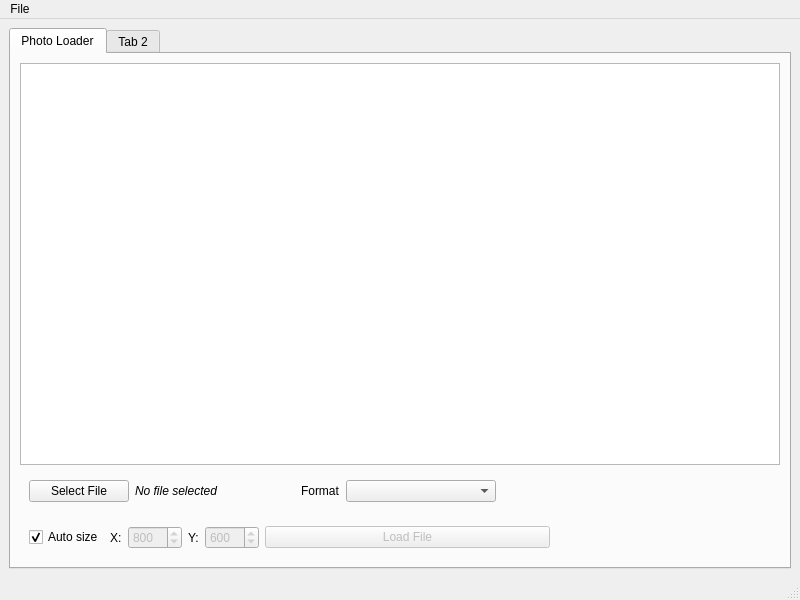
First picture: the form in qtobjectdetector.ui, repository feugen/QtObjectDetector, before the edit.
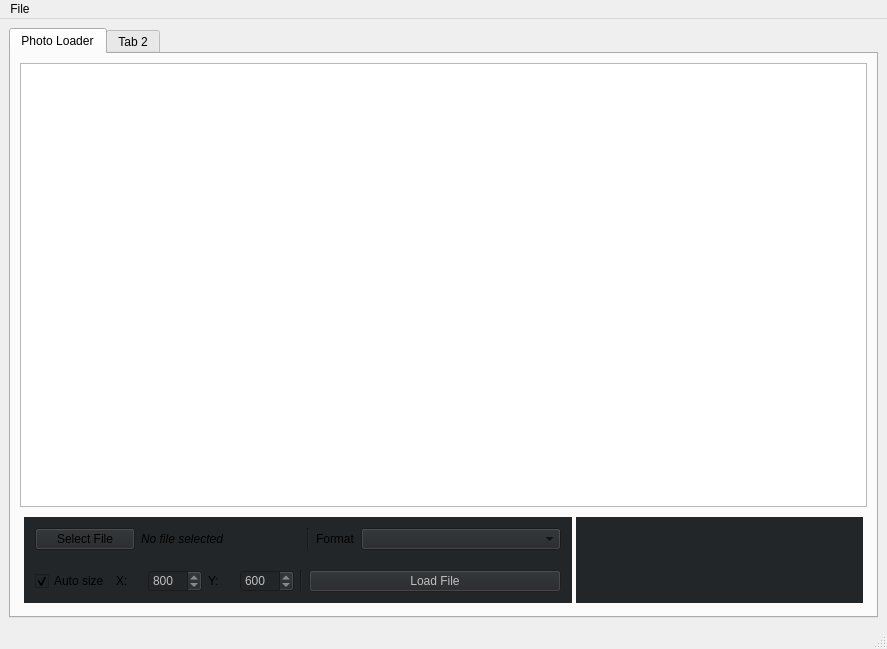
Second picture: the form after the edit.

Commit message: Photo loader design changes

Diff of the .ui file:
```diff
--- a/qtobjectdetector.ui
+++ b/qtobjectdetector.ui
@@ -6,8 +6,8 @@
    <rect>
     <x>0</x>
     <y>0</y>
-    <width>800</width>
-    <height>600</height>
+    <width>887</width>
+    <height>649</height>
    </rect>
   </property>
   <property name="windowTitle">
@@ -27,7 +27,199 @@
           <string>Photo Loader</string>
          </attribute>
          <layout class="QGridLayout" name="gridLayout_3">
-          <item row="2" column="0">
+          <item row="1" column="0">
+           <widget class="QWidget" name="widget" native="true">
+            <layout class="QGridLayout" name="gridLayout_5">
+             <property name="leftMargin">
+              <number>4</number>
+             </property>
+             <property name="topMargin">
+              <number>4</number>
+             </property>
+             <property name="rightMargin">
+              <number>4</number>
+             </property>
+             <property name="bottomMargin">
+              <number>4</number>
+             </property>
+             <property name="spacing">
+              <number>4</number>
+             </property>
+             <item row="0" column="1">
+              <widget class="QWidget" name="widget_6" native="true">
+               <property name="styleSheet">
+                <string notr="true">background-color: rgb(35, 38, 41);</string>
+               </property>
+               <layout class="QVBoxLayout" name="verticalLayout_2">
+                <property name="spacing">
+                 <number>2</number>
+                </property>
+                <property name="leftMargin">
+                 <number>2</number>
+                </property>
+                <property name="topMargin">
+                 <number>2</number>
+                </property>
+                <property name="rightMargin">
+                 <number>2</number>
+                </property>
+                <property name="bottomMargin">
+                 <number>2</number>
+                </property>
+                <item>
+                 <widget class="QWidget" name="widget_7" native="true">
+                  <layout class="QHBoxLayout" name="horizontalLayout_3">
+                   <item>
+                    <spacer name="horizontalSpacer_3">
+                     <property name="orientation">
+                      <enum>Qt::Horizontal</enum>
+                     </property>
+                     <property name="sizeHint" stdset="0">
+                      <size>
+                       <width>274</width>
+                       <height>20</height>
+                      </size>
+                     </property>
+                    </spacer>
+                   </item>
+                  </layout>
+                 </widget>
+                </item>
+                <item>
+                 <widget class="QWidget" name="widget_8" native="true">
+                  <layout class="QHBoxLayout" name="horizontalLayout_4">
+                   <item>
+                    <spacer name="horizontalSpacer_4">
+                     <property name="orientation">
+                      <enum>Qt::Horizontal</enum>
+                     </property>
+                     <property name="sizeHint" stdset="0">
+                      <size>
+                       <width>274</width>
+                       <height>20</height>
+                      </size>
+                     </property>
+                    </spacer>
+                   </item>
+                  </layout>
+                 </widget>
+                </item>
+               </layout>
+              </widget>
+             </item>
+             <item row="0" column="0">
+              <widget class="QWidget" name="widget_5" native="true">
+               <property name="sizePolicy">
+                <sizepolicy hsizetype="Minimum" vsizetype="Minimum">
+                 <horstretch>0</horstretch>
+                 <verstretch>0</verstretch>
+                </sizepolicy>
+               </property>
+               <property name="styleSheet">
+                <string notr="true">background-color: rgb(35, 38, 41);</string>
+               </property>
+               <layout class="QVBoxLayout" name="verticalLayout">
+                <property name="spacing">
+                 <number>2</number>
+                </property>
+                <property name="leftMargin">
+                 <number>2</number>
+                </property>
+                <property name="topMargin">
+                 <number>2</number>
+                </property>
+                <property name="rightMargin">
+                 <number>2</number>
+                </property>
+                <property name="bottomMargin">
+                 <number>2</number>
+                </property>
+                <item>
+                 <widget class="QWidget" name="widget_2" native="true">
+                  <layout class="QHBoxLayout" name="horizontalLayout">
+                   <item>
+                    <widget class="QPushButton" name="selectFileButton">
+                     <property name="sizePolicy">
+                      <sizepolicy hsizetype="Minimum" vsizetype="Fixed">
+                       <horstretch>0</horstretch>
+                       <verstretch>0</verstretch>
+                      </sizepolicy>
+                     </property>
+                     <property name="minimumSize">
+                      <size>
+                       <width>100</width>
+                       <height>0</height>
+                      </size>
+                     </property>
+                     <property name="text">
+                      <string>Select File</string>
+                     </property>
+                    </widget>
+                   </item>
+                   <item>
+                    <widget class="QLabel" name="fileNameLabel">
+                     <property name="sizePolicy">
+                      <sizepolicy hsizetype="Minimum" vsizetype="Preferred">
+                       <horstretch>0</horstretch>
+                       <verstretch>0</verstretch>
+                      </sizepolicy>
+                     </property>
+                     <property name="minimumSize">
+                      <size>
+                       <width>160</width>
+                       <height>0</height>
+                      </size>
+                     </property>
+                     <property name="maximumSize">
+                      <size>
+                       <width>160</width>
+                       <height>16777215</height>
+                      </size>
+                     </property>
+                     <property name="font">
+                      <font>
+                       <italic>true</italic>
+                      </font>
+                     </property>
+                     <property name="text">
+                      <string>No file selected</string>
+                     </property>
+                    </widget>
+                   </item>
+                   <item>
+                    <widget class="Line" name="line">
+                     <property name="orientation">
+                      <enum>Qt::Vertical</enum>
+                     </property>
+                    </widget>
+                   </item>
+                   <item>
+                    <widget class="QLabel" name="label_2">
+                     <property name="text">
+                      <string>Format</string>
+                     </property>
+                    </widget>
+                   </item>
+                   <item>
+                    <widget class="QComboBox" name="formatListComboBox">
+                     <property name="sizePolicy">
+                      <sizepolicy hsizetype="Minimum" vsizetype="Fixed">
+                       <horstretch>0</horstretch>
+                       <verstretch>0</verstretch>
+                      </sizepolicy>
+                     </property>
+                     <property name="minimumSize">
+                      <size>
+                       <width>200</width>
+                       <height>0</height>
+                      </size>
+                     </property>
+                    </widget>
+                   </item>
+                  </layout>
+                 </widget>
+                </item>
+                <item>
            <widget class="QWidget" name="widget_4" native="true">
             <layout class="QHBoxLayout" name="horizontalLayout_2">
              <item>
@@ -92,6 +284,13 @@
                </property>
               </widget>
              </item>
+                   <item>
+                    <widget class="Line" name="line_2">
+                     <property name="orientation">
+                      <enum>Qt::Vertical</enum>
+                     </property>
+                    </widget>
+                   </item>
              <item>
               <widget class="QPushButton" name="loadFilePushButton">
                <property name="enabled">
@@ -105,7 +304,7 @@
                </property>
                <property name="minimumSize">
                 <size>
-                 <width>285</width>
+                       <width>252</width>
                  <height>0</height>
                 </size>
                </property>
@@ -114,18 +313,11 @@
                </property>
               </widget>
              </item>
-             <item>
-              <spacer name="horizontalSpacer_2">
-               <property name="orientation">
-                <enum>Qt::Horizontal</enum>
-               </property>
-               <property name="sizeHint" stdset="0">
-                <size>
-                 <width>40</width>
-                 <height>20</height>
-                </size>
-               </property>
-              </spacer>
+                  </layout>
+                 </widget>
+                </item>
+               </layout>
+              </widget>
              </item>
             </layout>
            </widget>
@@ -139,97 +331,6 @@
             </property>
            </widget>
           </item>
-          <item row="1" column="0">
-           <widget class="QWidget" name="widget_2" native="true">
-            <layout class="QHBoxLayout" name="horizontalLayout">
-             <item>
-              <widget class="QPushButton" name="selectFileButton">
-               <property name="sizePolicy">
-                <sizepolicy hsizetype="Minimum" vsizetype="Fixed">
-                 <horstretch>0</horstretch>
-                 <verstretch>0</verstretch>
-                </sizepolicy>
-               </property>
-               <property name="minimumSize">
-                <size>
-                 <width>100</width>
-                 <height>0</height>
-                </size>
-               </property>
-               <property name="text">
-                <string>Select File</string>
-               </property>
-              </widget>
-             </item>
-             <item>
-              <widget class="QLabel" name="fileNameLabel">
-               <property name="sizePolicy">
-                <sizepolicy hsizetype="Minimum" vsizetype="Preferred">
-                 <horstretch>0</horstretch>
-                 <verstretch>0</verstretch>
-                </sizepolicy>
-               </property>
-               <property name="minimumSize">
-                <size>
-                 <width>160</width>
-                 <height>0</height>
-                </size>
-               </property>
-               <property name="maximumSize">
-                <size>
-                 <width>160</width>
-                 <height>16777215</height>
-                </size>
-               </property>
-               <property name="font">
-                <font>
-                 <italic>true</italic>
-                </font>
-               </property>
-               <property name="text">
-                <string>No file selected</string>
-               </property>
-              </widget>
-             </item>
-             <item>
-              <widget class="QLabel" name="label_2">
-               <property name="text">
-                <string>Format</string>
-               </property>
-              </widget>
-             </item>
-             <item>
-              <widget class="QComboBox" name="formatListComboBox">
-               <property name="sizePolicy">
-                <sizepolicy hsizetype="Minimum" vsizetype="Fixed">
-                 <horstretch>0</horstretch>
-                 <verstretch>0</verstretch>
-                </sizepolicy>
-               </property>
-               <property name="minimumSize">
-                <size>
-                 <width>150</width>
-                 <height>0</height>
-                </size>
-               </property>
-              </widget>
-             </item>
-             <item>
-              <spacer name="horizontalSpacer">
-               <property name="orientation">
-                <enum>Qt::Horizontal</enum>
-               </property>
-               <property name="sizeHint" stdset="0">
-                <size>
-                 <width>40</width>
-                 <height>20</height>
-                </size>
-               </property>
-              </spacer>
-             </item>
-            </layout>
-           </widget>
-          </item>
          </layout>
         </widget>
         <widget class="QWidget" name="tab_2">
@@ -253,7 +354,7 @@
     <rect>
      <x>0</x>
      <y>0</y>
-     <width>800</width>
+     <width>887</width>
      <height>30</height>
     </rect>
    </property>
```
Lines whose indentation alone changed are shown as unchanged. The commit also changes 2 other files.
